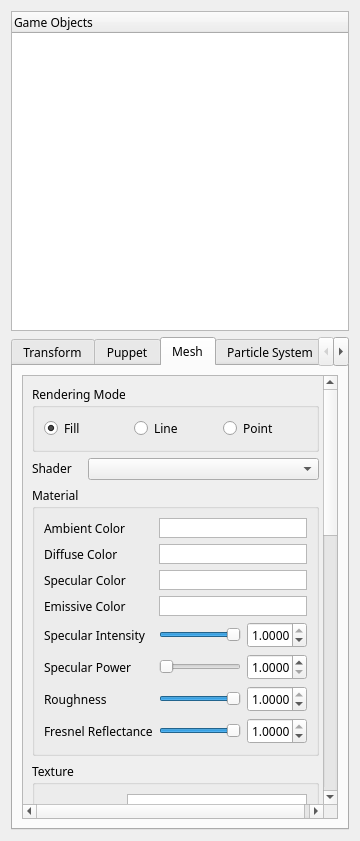
Old version of the form Source/UI/HierarchyWidget.ui in the repository kevinmore/Project-Nebula.
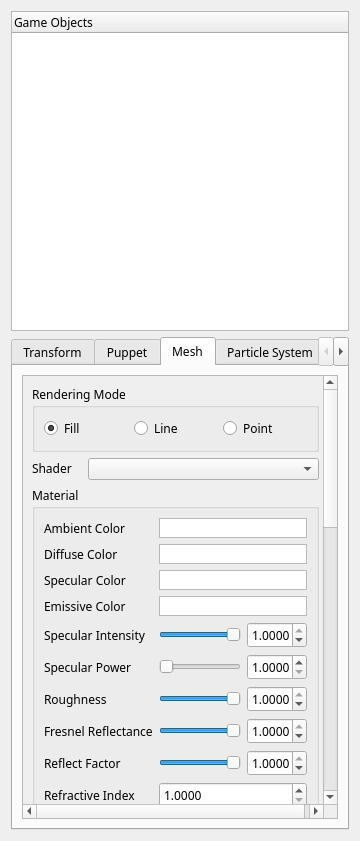
New version of the form. The open tabs and pages were chosen to show the change.

Diff of the .ui file:
```diff
--- a/Source/UI/HierarchyWidget.ui
+++ b/Source/UI/HierarchyWidget.ui
@@ -762,9 +762,9 @@
           <property name="geometry">
            <rect>
             <x>0</x>
-            <y>0</y>
-            <width>866</width>
-            <height>1130</height>
+            <y>-31</y>
+            <width>307</width>
+            <height>1217</height>
            </rect>
           </property>
           <layout class="QVBoxLayout" name="verticalLayout_4">
@@ -1247,6 +1247,126 @@
                   </item>
                  </layout>
                 </item>
+                <item row="8" column="0">
+                 <widget class="QLabel" name="label_66">
+                  <property name="sizePolicy">
+                   <sizepolicy hsizetype="Preferred" vsizetype="Preferred">
+                    <horstretch>0</horstretch>
+                    <verstretch>0</verstretch>
+                   </sizepolicy>
+                  </property>
+                  <property name="text">
+                   <string>Reflect Factor</string>
+                  </property>
+                  <property name="alignment">
+                   <set>Qt::AlignLeading|Qt::AlignLeft|Qt::AlignVCenter</set>
+                  </property>
+                 </widget>
+                </item>
+                <item row="8" column="1">
+                 <layout class="QHBoxLayout" name="horizontalLayout_52">
+                  <item>
+                   <widget class="QSlider" name="horizontalSlider_reflectFactor">
+                    <property name="maximum">
+                     <number>100</number>
+                    </property>
+                    <property name="value">
+                     <number>100</number>
+                    </property>
+                    <property name="orientation">
+                     <enum>Qt::Horizontal</enum>
+                    </property>
+                   </widget>
+                  </item>
+                  <item>
+                   <widget class="QDoubleSpinBox" name="doubleSpinBox_reflectFactor">
+                    <property name="sizePolicy">
+                     <sizepolicy hsizetype="Fixed" vsizetype="Fixed">
+                      <horstretch>0</horstretch>
+                      <verstretch>0</verstretch>
+                     </sizepolicy>
+                    </property>
+                    <property name="minimumSize">
+                     <size>
+                      <width>60</width>
+                      <height>0</height>
+                     </size>
+                    </property>
+                    <property name="maximumSize">
+                     <size>
+                      <width>60</width>
+                      <height>16777215</height>
+                     </size>
+                    </property>
+                    <property name="decimals">
+                     <number>4</number>
+                    </property>
+                    <property name="maximum">
+                     <double>1.000000000000000</double>
+                    </property>
+                    <property name="singleStep">
+                     <double>0.100000000000000</double>
+                    </property>
+                    <property name="value">
+                     <double>1.000000000000000</double>
+                    </property>
+                   </widget>
+                  </item>
+                 </layout>
+                </item>
+                <item row="9" column="0">
+                 <widget class="QLabel" name="label_67">
+                  <property name="sizePolicy">
+                   <sizepolicy hsizetype="Preferred" vsizetype="Preferred">
+                    <horstretch>0</horstretch>
+                    <verstretch>0</verstretch>
+                   </sizepolicy>
+                  </property>
+                  <property name="text">
+                   <string>Refractive Index</string>
+                  </property>
+                  <property name="alignment">
+                   <set>Qt::AlignLeading|Qt::AlignLeft|Qt::AlignVCenter</set>
+                  </property>
+                 </widget>
+                </item>
+                <item row="9" column="1">
+                 <widget class="QDoubleSpinBox" name="doubleSpinBox_refractiveIndex">
+                  <property name="sizePolicy">
+                   <sizepolicy hsizetype="Expanding" vsizetype="Fixed">
+                    <horstretch>0</horstretch>
+                    <verstretch>0</verstretch>
+                   </sizepolicy>
+                  </property>
+                  <property name="minimumSize">
+                   <size>
+                    <width>0</width>
+                    <height>0</height>
+                   </size>
+                  </property>
+                  <property name="maximumSize">
+                   <size>
+                    <width>16777215</width>
+                    <height>16777215</height>
+                   </size>
+                  </property>
+                  <property name="decimals">
+                   <number>4</number>
+                  </property>
+                  <property name="minimum">
+                   <double>1.000000000000000</double>
+                  </property>
+                  <property name="maximum">
+                   <double>100.000000000000000</double>
+                  </property>
+                  <property name="singleStep">
+                   <double>0.100000000000000</double>
+                  </property>
+                  <property name="value">
+                   <double>1.000000000000000</double>
+                  </property>
+                 </widget>
+                </item>
                </layout>
               </item>
              </layout>
```
Left out of the diff: 18 changed lines with no effect on the pictures.
